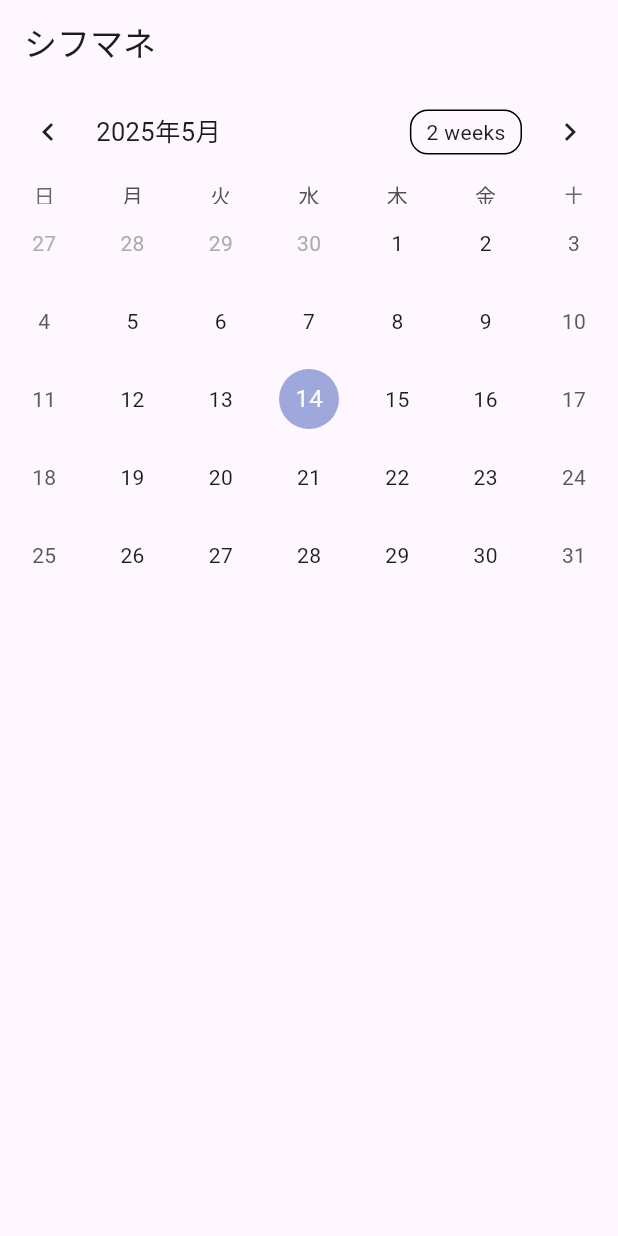
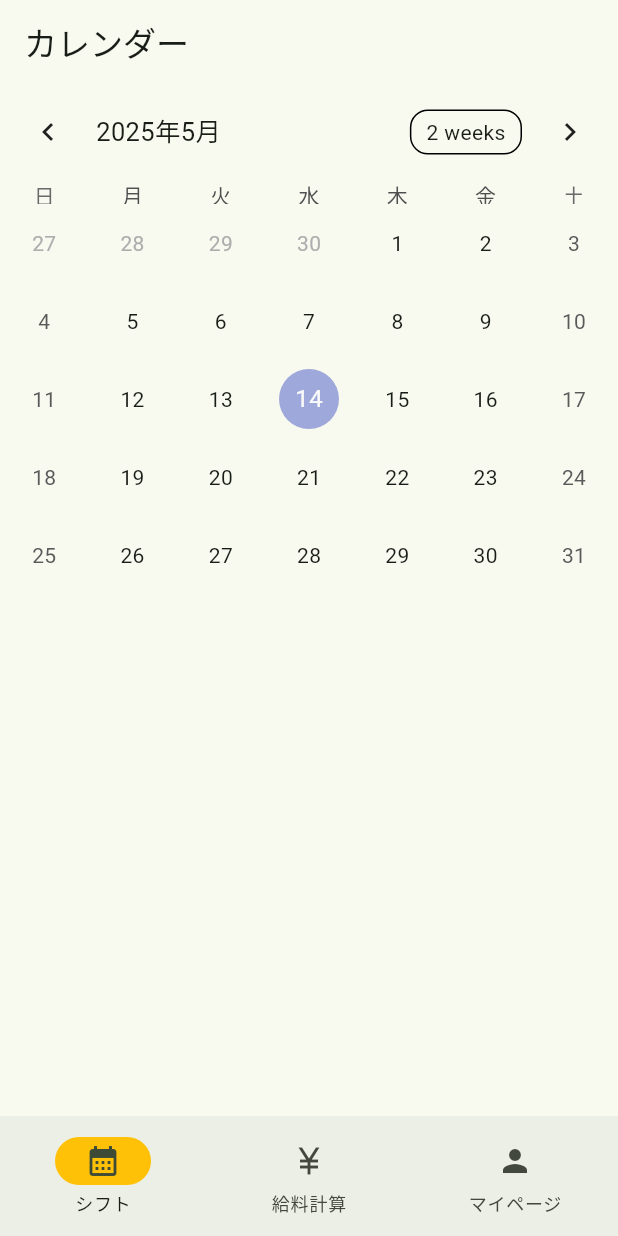
Before and after one commit to KotaWata223/flutter_application, a Flutter app: the screen it shows after launch, on a phone screen of 412 x 824 dp. Run offline on Flutter 3.47's test engine with Material 3 defaults, Android fonts, the phone set to English and light mode, and no system bars; drawn by our look-alikes of table_calendar.

Commit message:
ページ下部にナビゲーションバーを設置

```diff
--- a/lib/main.dart
+++ b/lib/main.dart
@@ -1,64 +1,140 @@
 import 'package:flutter/material.dart';
-import 'package:intl/date_symbol_data_local.dart';
-import 'package:table_calendar/table_calendar.dart';
-import 'package:intl/intl.dart';  // Import intl
+import 'src/app.dart';
+import 'package:flutter_application_2/src/screens/HomePage.dart';
+import 'package:flutter_localizations/flutter_localizations.dart';
+
+
 
 void main() {
-  WidgetsFlutterBinding.ensureInitialized();
-  initializeDateFormatting('ja_JP').then((_) {  // Initialize the locale
-    runApp(MyApp());
-  });
+  runApp(const MyApp());
 }
 
 class MyApp extends StatelessWidget {
+  const MyApp({super.key});
+
+  // This widget is the root of your application.
   @override
   Widget build(BuildContext context) {
     return MaterialApp(
       title: 'Flutter Demo',
       theme: ThemeData(
-        primarySwatch: Colors.blue,
+        // This is the theme of your application.
+        //
+        // TRY THIS: Try running your application with "flutter run". You'll see
+        // the application has a purple toolbar. Then, without quitting the app,
+        // try changing the seedColor in the colorScheme below to Colors.green
+        // and then invoke "hot reload" (save your changes or press the "hot
+        // reload" button in a Flutter-supported IDE, or press "r" if you used
+        // the command line to start the app).
+        //
+        // Notice that the counter didn't reset back to zero; the application
+        // state is not lost during the reload. To reset the state, use hot
+        // restart instead.
+        //
+        // This works for code too, not just values: Most code changes can be
+        // tested with just a hot reload.
+        colorScheme: ColorScheme.fromSeed(seedColor: const Color.fromRGBO(83, 183, 58, 1)),
+        useMaterial3: true,
       ),
-      home: const HomePage(),
+      localizationsDelegates: [
+        GlobalMaterialLocalizations.delegate,
+        GlobalWidgetsLocalizations.delegate,
+        GlobalCupertinoLocalizations.delegate, // iOSスタイルにも対応
+      ],
+      supportedLocales: [
+        Locale('ja', ''), // 日本語
+        Locale('en', ''), // 英語
+      ],
+      //home: const MyHomePage(title: 'Flutter Demo Home Page'),
+      home: BottomNavigation(),
     );
   }
 }
 
-class HomePage extends StatefulWidget {
-  const HomePage({super.key});
+class MyHomePage extends StatefulWidget {
+  const MyHomePage({super.key, required this.title});
+
+  // This widget is the home page of your application. It is stateful, meaning
+  // that it has a State object (defined below) that contains fields that affect
+  // how it looks.
+
+  // This class is the configuration for the state. It holds the values (in this
+  // case the title) provided by the parent (in this case the App widget) and
+  // used by the build method of the State. Fields in a Widget subclass are
+  // always marked "final".
+
+  final String title;
 
   @override
-  State<HomePage> createState() => _HomePageState();
+  State<MyHomePage> createState() => _MyHomePageState();
 }
 
-class _HomePageState extends State<HomePage> {
-  DateTime _focusedDay = DateTime.now();
-  DateTime? _selectedDay;
+class _MyHomePageState extends State<MyHomePage> {
+  int _counter = 0;
+
+  void _incrementCounter() {
+    setState(() {
+      // This call to setState tells the Flutter framework that something has
+      // changed in this State, which causes it to rerun the build method below
+      // so that the display can reflect the updated values. If we changed
+      // _counter without calling setState(), then the build method would not be
+      // called again, and so nothing would appear to happen.
+      _counter++;
+    });
+  }
 
   @override
   Widget build(BuildContext context) {
+    // This method is rerun every time setState is called, for instance as done
+    // by the _incrementCounter method above.
+    //
+    // The Flutter framework has been optimized to make rerunning build methods
+    // fast, so that you can just rebuild anything that needs updating rather
+    // than having to individually change instances of widgets.
     return Scaffold(
       appBar: AppBar(
-        title: Text('シフマネ'),
+        // TRY THIS: Try changing the color here to a specific color (to
+        // Colors.amber, perhaps?) and trigger a hot reload to see the AppBar
+        // change color while the other colors stay the same.
+        backgroundColor: Theme.of(context).colorScheme.inversePrimary,
+        // Here we take the value from the MyHomePage object that was created by
+        // the App.build method, and use it to set our appbar title.
+        title: Text(widget.title),
       ),
-      body: Column(
-        children: [
-          TableCalendar(
-            firstDay: DateTime.utc(2000, 1, 1),
-            lastDay: DateTime.utc(2100, 12, 31),
-            focusedDay: _focusedDay,
-            selectedDayPredicate: (day) {
-              return isSameDay(_selectedDay, day);
-            },
-            onDaySelected: (selectedDay, focusedDay) {
-              setState(() {
-                _selectedDay = selectedDay;
-                _focusedDay = focusedDay;
-              });
-            },
-            locale: 'ja_JP',  // Locale set to Japanese
-          ),
-        ],
+      body: Center(
+        // Center is a layout widget. It takes a single child and positions it
+        // in the middle of the parent.
+        child: Column(
+          // Column is also a layout widget. It takes a list of children and
+          // arranges them vertically. By default, it sizes itself to fit its
+          // children horizontally, and tries to be as tall as its parent.
+          //
+          // Column has various properties to control how it sizes itself and
+          // how it positions its children. Here we use mainAxisAlignment to
+          // center the children vertically; the main axis here is the vertical
+          // axis because Columns are vertical (the cross axis would be
+          // horizontal).
+          //
+          // TRY THIS: Invoke "debug painting" (choose the "Toggle Debug Paint"
+          // action in the IDE, or press "p" in the console), to see the
+          // wireframe for each widget.
+          mainAxisAlignment: MainAxisAlignment.center,
+          children: <Widget>[
+            const Text(
+              'You have pushed the button this many times:',
+            ),
+            Text(
+              '$_counter',
+              style: Theme.of(context).textTheme.headlineMedium,
+            ),
+          ],
+        ),
       ),
+      floatingActionButton: FloatingActionButton(
+        onPressed: _incrementCounter,
+        tooltip: 'Increment',
+        child: const Icon(Icons.add),
+      ), // This trailing comma makes auto-formatting nicer for build methods.
     );
   }
 }
--- /dev/null
+++ b/lib/src/app.dart
@@ -0,0 +1,77 @@
+import 'package:flutter/material.dart';
+import 'screens/HomePage.dart';
+import 'screens/PayrollPage.dart';
+import 'screens/MyPage.dart';
+
+class MyApp extends StatelessWidget {
+  const MyApp({super.key});
+
+  @override
+  Widget build(BuildContext context) {
+    return MaterialApp(
+      title: 'Flutter Demo',
+      // Flutter公式サイトThemeを設定
+      theme: ThemeData(
+        colorScheme: ColorScheme.fromSeed(seedColor: Colors.deepPurple),
+        useMaterial3: true,
+      ),
+      // NavigaionBarのClassを呼び出す
+      home: const BottomNavigation(),
+    );
+  }
+}
+
+class BottomNavigation extends StatefulWidget {
+  const BottomNavigation({super.key});
+
+  @override
+  State<BottomNavigation> createState() => _BottomNavigationState();
+}
+
+class _BottomNavigationState extends State<BottomNavigation> {
+  // 各画面のリスト
+  static const _screens = [
+    HomePage(),
+    PayrollPage(),
+    MyPage()
+  ];
+  // 選択されている画面のインデックス
+  int _selectedIndex = 0;
+
+  @override
+  Widget build(BuildContext context) {
+    final ThemeData theme = Theme.of(context);
+    return Scaffold(
+      body: _screens[_selectedIndex],
+      // 本題のNavigationBar
+      bottomNavigationBar: NavigationBar(
+        // タップされたタブのインデックスを設定（タブ毎に画面の切り替えをする）
+        onDestinationSelected: (int index) {
+          setState(() {
+            _selectedIndex = index;
+          });
+        },
+        // 選択されているタブの色（公式サイトのまま黄色）
+        indicatorColor: Colors.amber,
+        // 選択されたタブの設定（設定しないと画面は切り替わってもタブの色は変わらないです）
+        selectedIndex: _selectedIndex,
+        // タブ自体の設定（必須項目のため、書かないとエラーになります）
+        destinations: const <Widget>[
+          NavigationDestination(
+            selectedIcon: Icon(Icons.calendar_month),
+            icon: Icon(Icons.calendar_month),
+            label: 'シフト',
+          ),
+          NavigationDestination(
+            icon: Icon(Icons.currency_yen),
+            label: '給料計算',
+          ),
+          NavigationDestination(
+            icon: Icon(Icons.person),
+            label: 'マイページ',
+          ),
+        ],
+      )
+    );
+  }
+}
```
Also changed, not shown: lib/src/screens/HomePage.dart (renamed from lib/HomePage.dart, +0 -21 lines), lib/src/screens/MyPage.dart (added, +19 -0 lines), lib/src/screens/PayrollPage.dart (added, +19 -0 lines), 1 other file.
